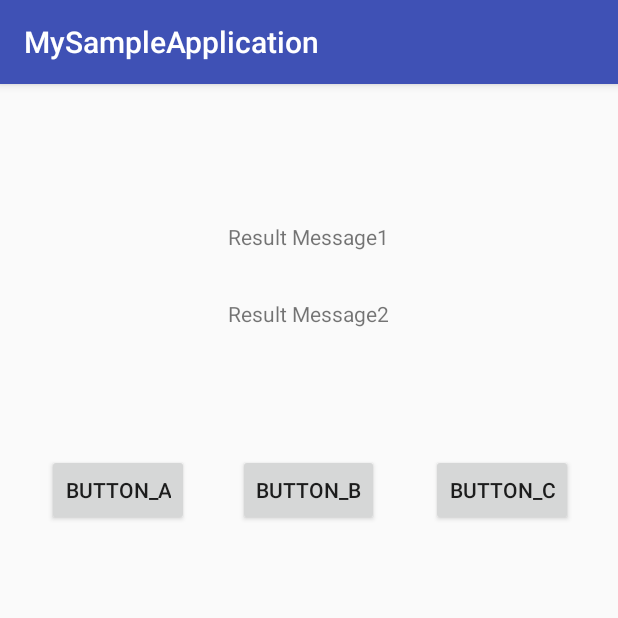
After one commit to bccdevg/SampleAndroidApplication, an Android app: the TempTestActivity screen opened directly, with no data from a screen before it, on a phone screen of 412 x 824 dp, the top half of it. The commit adds this screen. Run offline under Robolectric (Android 15) with nearby library versions, the phone set to English and light mode, and no system bars.

Commit message:
add TempTestActivity

```diff
--- a/app/src/main/AndroidManifest.xml
+++ b/app/src/main/AndroidManifest.xml
@@ -28,7 +28,8 @@
         <activity android:name=".sample.methodtime.MethodTimeCheckActivity" />
         <activity android:name=".sample.sqlite.SqliteSampleActivity" />
         <activity android:name=".sample.listview.ListViewSampleActivity" />
-        <activity android:name=".sample.location.LocationSample1Activity"></activity>
+        <activity android:name=".sample.location.LocationSample1Activity" />
+        <activity android:name=".TempTestActivity"></activity>
     </application>
 
 </manifest>
--- a/app/src/main/java/com/example/iwaki/mysampleapplication/MainActivity.java
+++ b/app/src/main/java/com/example/iwaki/mysampleapplication/MainActivity.java
@@ -29,6 +29,11 @@ public class MainActivity extends AppCompatActivity {
         setContentView(R.layout.activity_main);
     }
 
+    // 画面上のボタン。一時的な動作確認画面へ遷移する
+    public void onGoAoTempTestTapped(View view) {
+        startActivity(new Intent(this, TempTestActivity.class));
+    }
+
     // 画面上のボタン。AsyncTaskのサンプル画面へ遷移する
     public void onGoToAsyncTaskSampleTapped(View view) {
         startActivity(new Intent(this, SampleAsyncTaskActivity.class));
@@ -49,7 +54,7 @@ public class MainActivity extends AppCompatActivity {
         startActivity(new Intent(this, SqliteSampleActivity.class));
     }
 
-    // 画面上のボタン。SQLiteSampleのサンプル画面へ遷移する
+    // 画面上のボタン。ListViewのサンプル画面へ遷移する
     public void onGoToListViewSampleTapped(View view) {
         startActivity(new Intent(this, ListViewSampleActivity.class));
     }
--- /dev/null
+++ b/app/src/main/java/com/example/iwaki/mysampleapplication/TempTestActivity.java
@@ -0,0 +1,36 @@
+package com.example.iwaki.mysampleapplication;
+
+import android.os.Bundle;
+import android.support.v7.app.AppCompatActivity;
+import android.util.Log;
+import android.view.View;
+import android.widget.TextView;
+
+public class TempTestActivity extends AppCompatActivity {
+
+    private TextView resultMessage1;
+    private TextView resultMessage2;
+
+    @Override
+    protected void onCreate(Bundle savedInstanceState) {
+        super.onCreate(savedInstanceState);
+        setContentView(R.layout.activity_temp_test);
+
+        resultMessage1 = (TextView) findViewById(R.id.resultMessage1);
+        resultMessage2 = (TextView) findViewById(R.id.resultMessage2);
+
+    }
+
+    public void onButtonATapped(View view) {
+        Log.d("★", "onButtonATapped: ");
+
+    }
+
+    public void onButtonBTapped(View view) {
+        Log.d("★", "onButtonBTapped: ");
+    }
+
+    public void onButtonCTapped(View view) {
+        Log.d("★", "onButtonCTapped: ");
+    }
+}
--- a/app/src/main/res/layout/activity_main.xml
+++ b/app/src/main/res/layout/activity_main.xml
@@ -22,6 +22,15 @@
         android:id="@+id/linearLayout">
 
         <Button
+            android:text="GoToTempTest"
+            android:layout_width="match_parent"
+            android:layout_height="wrap_content"
+            android:layout_above="@+id/button3"
+            android:layout_centerHorizontal="true"
+            android:id="@+id/button9"
+            android:onClick="onGoAoTempTestTapped" />
+
+        <Button
             android:text="GoToAsyncTaskSample"
             android:layout_width="match_parent"
             android:layout_height="wrap_content"
@@ -34,7 +43,6 @@
             android:layout_height="wrap_content"
             android:id="@+id/goToIntentServiceSample"
             android:onClick="onGoToIntentServiceSampleTapped" />
-    </LinearLayout>
 
         <Button
             android:text="GoToMethodTimeCheck"
@@ -75,5 +83,6 @@
             android:layout_centerHorizontal="true"
             android:id="@+id/button7"
             android:onClick="onGoToLocationSample1Tapped" />
+    </LinearLayout>
 
 </RelativeLayout>
--- /dev/null
+++ b/app/src/main/res/layout/activity_temp_test.xml
@@ -0,0 +1,68 @@
+<?xml version="1.0" encoding="utf-8"?>
+<RelativeLayout xmlns:android="http://schemas.android.com/apk/res/android"
+    xmlns:tools="http://schemas.android.com/tools"
+    android:id="@+id/activity_temp_test"
+    android:layout_width="match_parent"
+    android:layout_height="match_parent"
+    android:paddingBottom="@dimen/activity_vertical_margin"
+    android:paddingLeft="@dimen/activity_horizontal_margin"
+    android:paddingRight="@dimen/activity_horizontal_margin"
+    android:paddingTop="@dimen/activity_vertical_margin"
+    tools:context="com.example.iwaki.mysampleapplication.TempTestActivity">
+
+    <TextView
+        android:text="Result Message1"
+        android:layout_width="wrap_content"
+        android:layout_height="wrap_content"
+        android:layout_alignParentTop="true"
+        android:layout_centerHorizontal="true"
+        android:layout_marginTop="76dp"
+        android:id="@+id/resultMessage1"
+        android:contentDescription="result @string/cast_notification_connected_message" />
+
+    <Button
+        android:text="Button_A"
+        android:layout_width="wrap_content"
+        android:layout_height="wrap_content"
+        android:layout_marginTop="135dp"
+        android:id="@+id/buttonA"
+        android:layout_below="@+id/resultMessage1"
+        android:layout_alignParentLeft="true"
+        android:layout_alignParentStart="true"
+        android:layout_marginLeft="15dp"
+        android:layout_marginStart="15dp"
+        android:onClick="onButtonATapped" />
+
+    <Button
+        android:text="Button_C"
+        android:layout_width="wrap_content"
+        android:layout_height="wrap_content"
+        android:id="@+id/buttonC"
+        android:layout_alignBaseline="@+id/buttonA"
+        android:layout_alignBottom="@+id/buttonA"
+        android:layout_alignParentRight="true"
+        android:layout_alignParentEnd="true"
+        android:layout_marginRight="14dp"
+        android:layout_marginEnd="14dp"
+        android:onClick="onButtonCTapped" />
+
+    <Button
+        android:text="Button_B"
+        android:layout_width="wrap_content"
+        android:layout_height="wrap_content"
+        android:id="@+id/buttonB"
+        android:layout_alignBaseline="@+id/buttonA"
+        android:layout_alignBottom="@+id/buttonA"
+        android:layout_centerHorizontal="true"
+        android:onClick="onButtonBTapped" />
+
+    <TextView
+        android:text="Result Message2"
+        android:layout_width="wrap_content"
+        android:layout_height="wrap_content"
+        android:layout_below="@+id/resultMessage1"
+        android:layout_centerHorizontal="true"
+        android:layout_marginTop="32dp"
+        android:id="@+id/resultMessage2" />
+
+</RelativeLayout>
```
Lines whose indentation alone changed are shown as unchanged.
